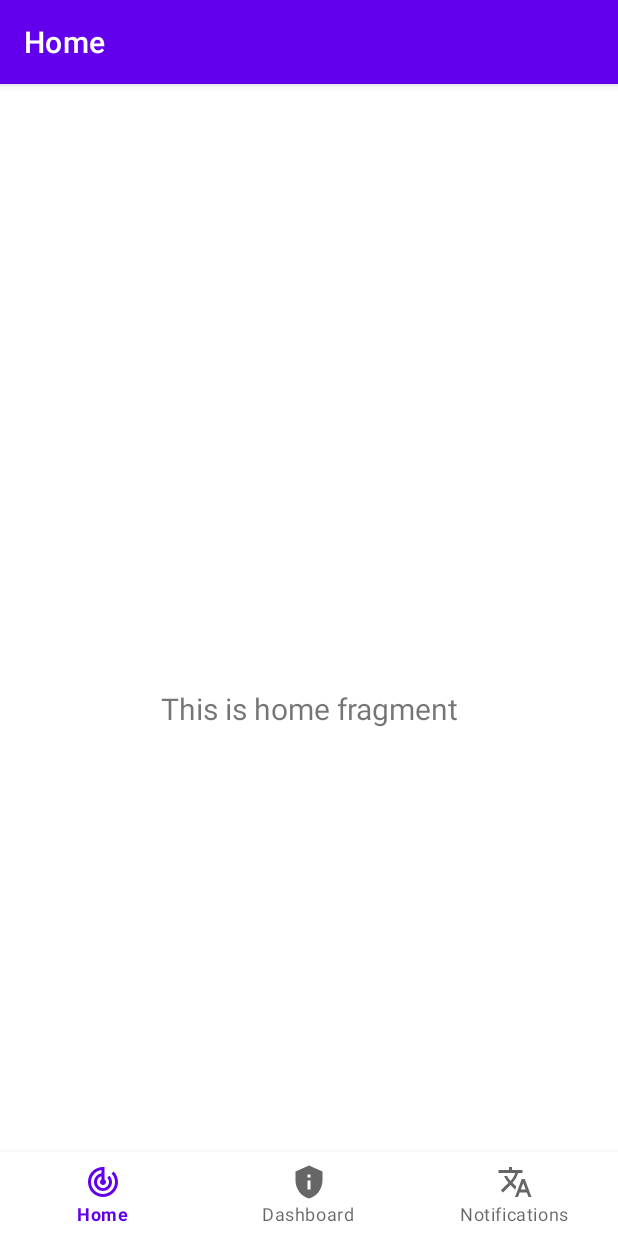
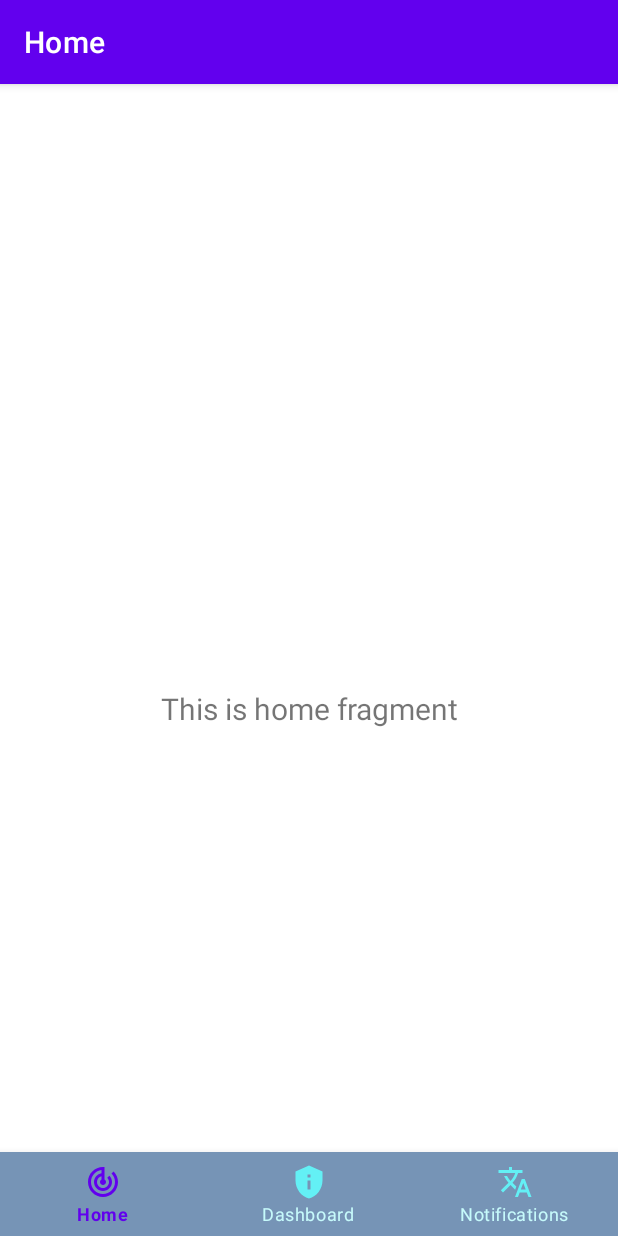
Before and after one commit to Aga-Gava/AgavaCOVID, an Android app: the screen it shows after launch (MainActivity), on a phone screen of 412 x 824 dp. Run offline under Robolectric (Android 15) with nearby library versions, the phone set to English and light mode, and no system bars; our stand-ins replace navigation-ui.

Commit message:
Cambios de color implementados

```diff
--- /dev/null
+++ b/app/src/main/res/color/text_selector.xml
@@ -0,0 +1,8 @@
+<?xml version="1.0" encoding="utf-8"?>
+<selector xmlns:android="http://schemas.android.com/apk/res/android">
+
+    <item android:state_pressed="true" android:color="@color/Texto2" />
+    <item android:state_selected="true" android:color="@color/purple_500" />
+    <item android:color="@color/Texto2" />
+
+</selector>
--- /dev/null
+++ b/app/src/main/res/color/text_selector_icon.xml
@@ -0,0 +1,8 @@
+<?xml version="1.0" encoding="utf-8"?>
+<selector xmlns:android="http://schemas.android.com/apk/res/android">
+
+    <item android:state_pressed="true" android:color="@color/ColorPrincipal" />
+    <item android:state_selected="true" android:color="@color/purple_500" />
+    <item android:color="@color/ColorPrincipal" />
+
+</selector>
--- a/app/src/main/res/layout/activity_main.xml
+++ b/app/src/main/res/layout/activity_main.xml
@@ -10,9 +10,9 @@
         android:id="@+id/nav_view"
         android:layout_width="0dp"
         android:layout_height="wrap_content"
-        android:layout_marginStart="0dp"
-        android:layout_marginEnd="0dp"
-        android:background="?android:attr/windowBackground"
+        android:background="@color/Fondo1"
+        app:itemIconTint="@color/text_selector_icon"
+        app:itemTextColor="@color/text_selector"
         app:layout_constraintBottom_toBottomOf="parent"
         app:layout_constraintLeft_toLeftOf="parent"
         app:layout_constraintRight_toRightOf="parent"
--- a/app/src/main/res/menu/bottom_nav_menu.xml
+++ b/app/src/main/res/menu/bottom_nav_menu.xml
@@ -1,5 +1,9 @@
 <?xml version="1.0" encoding="utf-8"?>
 <menu xmlns:android="http://schemas.android.com/apk/res/android">
+
+    <group
+        android:checkableBehavior="single"
+        >
 
         <item
             android:id="@+id/navigation_home"
@@ -15,5 +19,6 @@
             android:id="@+id/navigation_notifications"
             android:icon="@drawable/ic_baseline_translate_24"
             android:title="@string/title_notifications" />
+    </group>
 
 </menu>
--- a/app/src/main/res/values/colors.xml
+++ b/app/src/main/res/values/colors.xml
@@ -7,4 +7,9 @@
     <color name="teal_700">#FF018786</color>
     <color name="black">#FF000000</color>
     <color name="white">#FFFFFFFF</color>
+    <color name="ColorPrincipal">#63F0F5</color>
+    <color name="Fondo1">#7694B6</color>
+    <color name="Texto1">#0eb6f3</color>
+    <color name="Texto2">#c6fafb</color>
+
 </resources>
```
Lines whose indentation alone changed are shown as unchanged.
